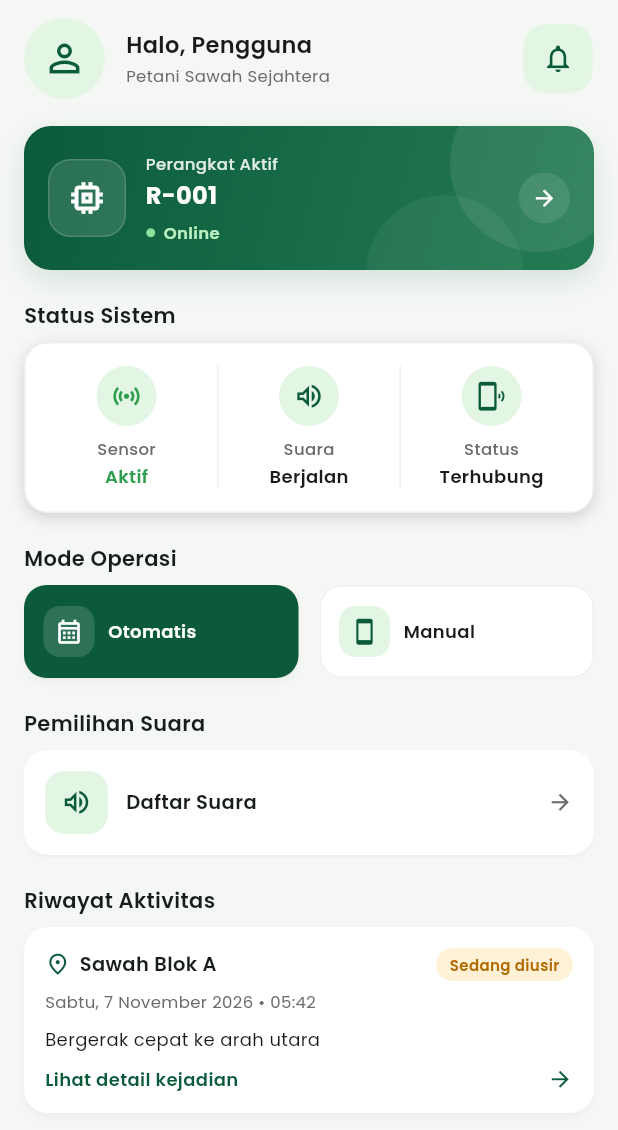
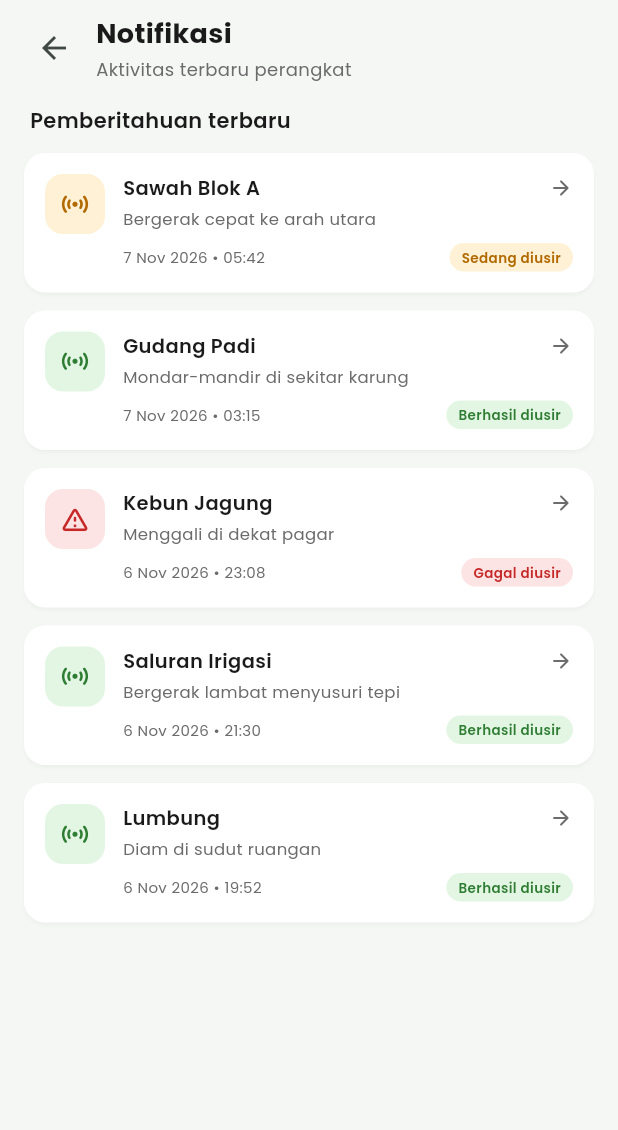
Before and after one commit to sabilanursakila/SagaTani, a Flutter app: the HomeScreen screen opened directly, after a tap on the "notifications none" icon, on a phone screen of 412 x 824 dp. Shown: the top 1130 px of the screen. Run offline on Flutter 3.47's test engine with Material 3 defaults, Android fonts, the phone set to English and light mode, and no system bars; our stand-ins replace google_sign_in, share_plus; missing offline and left inert: mobile_scanner.

Commit message:
perbaikan fitur dan bug di darkmode

```diff
--- a/lib/models/rat_activity.dart
+++ b/lib/models/rat_activity.dart
@@ -11,6 +11,26 @@ enum RepelStatus {
   final Color fg;
   final Color bg;
   const RepelStatus(this.label, this.fg, this.bg);
+}
+
+extension RepelStatusTheme on RepelStatus {
+  Color foregroundFor(BuildContext context) {
+    if (Theme.of(context).brightness != Brightness.dark) return fg;
+    return switch (this) {
+      RepelStatus.berhasil => const Color(0xFF8BE09B),
+      RepelStatus.proses => const Color(0xFFFFD180),
+      RepelStatus.gagal => const Color(0xFFFF8A80),
+    };
+  }
+
+  Color backgroundFor(BuildContext context) {
+    if (Theme.of(context).brightness != Brightness.dark) return bg;
+    return switch (this) {
+      RepelStatus.berhasil => const Color(0xFF1D3828),
+      RepelStatus.proses => const Color(0xFF3A301F),
+      RepelStatus.gagal => const Color(0xFF3A2525),
+    };
+  }
 }
 
 /// Satu catatan aktivitas tikus.
--- a/lib/screens/activity_detail_screen.dart
+++ b/lib/screens/activity_detail_screen.dart
@@ -98,13 +98,13 @@ class ActivityDetailScreen extends StatelessWidget {
                       vertical: 6,
                     ),
                     decoration: BoxDecoration(
-                      color: activity.status.bg,
+                      color: activity.status.backgroundFor(context),
                       borderRadius: BorderRadius.circular(20),
                     ),
                     child: Text(
                       L.t(activity.status.label),
                       style: TextStyle(
-                        color: activity.status.fg,
+                        color: activity.status.foregroundFor(context),
                         fontSize: 12,
                         fontWeight: FontWeight.w600,
                       ),
--- a/lib/screens/device_list_screen.dart
+++ b/lib/screens/device_list_screen.dart
@@ -109,7 +109,7 @@ class DeviceListScreen extends StatelessWidget {
                               vertical: 5,
                             ),
                             decoration: BoxDecoration(
-                              color: const Color(0xFFE3F6E4),
+                              color: context.softBg,
                               borderRadius: BorderRadius.circular(20),
                             ),
                             child: Row(
@@ -121,10 +121,10 @@ class DeviceListScreen extends StatelessWidget {
                                   color: AppColors.online,
                                 ),
                                 const SizedBox(width: 5),
-                                const Tr(
+                                Tr(
                                   'Online',
                                   style: TextStyle(
-                                    color: Color(0xFF28783A),
+                                    color: context.accent,
                                     fontSize: 11,
                                     fontWeight: FontWeight.w600,
                                   ),
--- a/lib/screens/home_screen.dart
+++ b/lib/screens/home_screen.dart
@@ -7,6 +7,7 @@ import '../theme/app_theme.dart';
 import '../utils/l10n.dart';
 import '../widgets/tr.dart';
 import 'activity_detail_screen.dart';
+import 'notifications_screen.dart';
 import 'sound_selection_screen.dart';
 
 class HomeScreen extends StatefulWidget {
@@ -60,6 +61,12 @@ class _HomeScreenState extends State<HomeScreen> {
 
   String _fullText(DateTime d) =>
       '${_dayName(d)}, ${d.day} ${_monthName(d)} ${d.year} • ${_timeText(d)}';
+
+  void _openNotifications() {
+    Navigator.of(context).push(
+      MaterialPageRoute(builder: (_) => const NotificationsScreen()),
+    );
+  }
 
   @override
   Widget build(BuildContext context) {
@@ -133,7 +140,7 @@ class _HomeScreenState extends State<HomeScreen> {
               ),
             ),
             IconButton(
-              onPressed: () {}, // TODO: notifikasi
+              onPressed: _openNotifications,
               tooltip: L.t('Notifikasi'),
               style: IconButton.styleFrom(
                 backgroundColor: context.softBg,
@@ -332,7 +339,9 @@ class _HomeScreenState extends State<HomeScreen> {
       final selected = _mode == index;
       return Expanded(
         child: Material(
-          color: selected ? AppColors.primary : context.cardBg,
+          color: selected
+              ? (context.isDark ? AppPalette.darkAccent : AppColors.primary)
+              : context.cardBg,
           borderRadius: BorderRadius.circular(15),
           elevation: selected ? 2 : 0,
           shadowColor: AppColors.shadow,
@@ -368,7 +377,9 @@ class _HomeScreenState extends State<HomeScreen> {
                     child: Icon(
                       icon,
                       size: 19,
-                      color: selected ? Colors.white : context.accent,
+                      color: selected
+                          ? (context.isDark ? AppPalette.darkBg : Colors.white)
+                          : context.accent,
                     ),
                   ),
                   const SizedBox(width: 9),
@@ -380,7 +391,11 @@ class _HomeScreenState extends State<HomeScreen> {
                       style: TextStyle(
                         fontSize: 12,
                         fontWeight: FontWeight.w600,
-                        color: selected ? Colors.white : context.textMain,
+                        color: selected
+                            ? (context.isDark
+                                ? AppPalette.darkBg
+                                : Colors.white)
+                            : context.textMain,
                       ),
                     ),
                   ),
@@ -423,16 +438,15 @@ class _HomeScreenState extends State<HomeScreen> {
                     const EdgeInsets.symmetric(horizontal: 14, vertical: 12),
                 child: Row(
                   children: [
-                    const Icon(Icons.schedule,
-                        size: 18, color: AppColors.primary),
+                    Icon(Icons.schedule, size: 18, color: context.accent),
                     const SizedBox(width: 10),
                     Expanded(
                       child: Column(
                         crossAxisAlignment: CrossAxisAlignment.start,
                         children: [
                           Text(_t('Jadwal manual', 'Manual schedule'),
-                              style: const TextStyle(
-                                  fontSize: 11, color: AppColors.textMuted)),
+                              style: TextStyle(
+                                  fontSize: 11, color: context.textSub)),
                           const SizedBox(height: 2),
                           Text(_fullText(t),
                               style: const TextStyle(
@@ -440,8 +454,8 @@ class _HomeScreenState extends State<HomeScreen> {
                         ],
                       ),
                     ),
-                    const Icon(Icons.edit_outlined,
-                        size: 16, color: AppColors.textMuted),
+                    Icon(Icons.edit_outlined,
+                        size: 16, color: context.textSub),
                   ],
                 ),
               ),
@@ -538,7 +552,7 @@ class _HomeScreenState extends State<HomeScreen> {
                     isPast ? null : () => Navigator.of(ctx).pop(chosen),
                 child: Text(_t('Simpan', 'Save'),
                     style: TextStyle(
-                        color: isPast ? null : AppColors.primary)),
+                        color: isPast ? null : ctx.accent)),
               ),
             ],
           );
@@ -564,20 +578,21 @@ class _HomeScreenState extends State<HomeScreen> {
       child: Container(
         padding: const EdgeInsets.symmetric(horizontal: 12, vertical: 10),
         decoration: BoxDecoration(
-          border: Border.all(color: AppColors.border),
+          color: context.cardBg,
+          border: Border.all(color: context.lineColor),
           borderRadius: BorderRadius.circular(8),
         ),
         child: Row(
           children: [
-            Icon(icon, size: 18, color: AppColors.primary),
+            Icon(icon, size: 18, color: context.accent),
             const SizedBox(width: 10),
             Expanded(
               child: Column(
                 crossAxisAlignment: CrossAxisAlignment.start,
                 children: [
                   Text(label,
-                      style: const TextStyle(
-                          fontSize: 11, color: AppColors.textMuted)),
+                      style: TextStyle(
+                          fontSize: 11, color: context.textSub)),
                   const SizedBox(height: 1),
                   Text(value,
                       style: const TextStyle(
@@ -585,8 +600,7 @@ class _HomeScreenState extends State<HomeScreen> {
                 ],
               ),
             ),
-            const Icon(Icons.chevron_right,
-                size: 18, color: AppColors.textMuted),
+            Icon(Icons.chevron_right, size: 18, color: context.textSub),
           ],
         ),
       ),
@@ -599,7 +613,7 @@ class _HomeScreenState extends State<HomeScreen> {
       child: Column(
         children: [
           Text(label,
-              style: const TextStyle(fontSize: 11, color: AppColors.textMuted)),
+              style: TextStyle(fontSize: 11, color: context.textSub)),
           const SizedBox(height: 2),
           Text(value,
               textAlign: TextAlign.center,
@@ -657,18 +671,18 @@ class _HomeScreenState extends State<HomeScreen> {
   /// Ringkasan kejadian terbaru; detailnya dibuka sebagai halaman terpisah.
   Widget _history() {
     final activity = sampleRatActivities.first;
+    void openDetails() => Navigator.of(context).push(
+          MaterialPageRoute(
+            builder: (_) => ActivityDetailScreen(activity: activity),
+          ),
+        );
+
     return Material(
       color: context.cardBg,
       borderRadius: BorderRadius.circular(16),
       elevation: 2,
       shadowColor: AppColors.shadow,
       clipBehavior: Clip.antiAlias,
-      child: InkWell(
-        onTap: () => Navigator.of(context).push(
-          MaterialPageRoute(
-            builder: (_) => ActivityDetailScreen(activity: activity),
-          ),
-        ),
       child: Padding(
         padding: const EdgeInsets.all(14),
         child: Column(
@@ -693,13 +707,13 @@ class _HomeScreenState extends State<HomeScreen> {
                   padding:
                       const EdgeInsets.symmetric(horizontal: 9, vertical: 4),
                   decoration: BoxDecoration(
-                      color: activity.status.bg,
+                      color: activity.status.backgroundFor(context),
                     borderRadius: BorderRadius.circular(16),
                   ),
                   child: Text(
                     L.t(activity.status.label),
                     style: TextStyle(
-                        color: activity.status.fg,
+                      color: activity.status.foregroundFor(context),
                       fontSize: 10,
                       fontWeight: FontWeight.w600,
                     ),
@@ -720,7 +734,18 @@ class _HomeScreenState extends State<HomeScreen> {
               style: TextStyle(color: context.textMain, fontSize: 12),
             ),
             Padding(
-                padding: const EdgeInsets.only(top: 10),
+              padding: const EdgeInsets.symmetric(vertical: 11),
+              child: Divider(height: 1, color: context.lineColor),
+            ),
+            Material(
+              color: context.softBg,
+              borderRadius: BorderRadius.circular(12),
+              child: InkWell(
+                onTap: openDetails,
+                borderRadius: BorderRadius.circular(12),
+                child: Padding(
+                  padding:
+                      const EdgeInsets.symmetric(horizontal: 13, vertical: 11),
                   child: Row(
                     children: [
                       Expanded(
@@ -733,13 +758,14 @@ class _HomeScreenState extends State<HomeScreen> {
                           ),
                         ),
                       ),
-                    Icon(Icons.arrow_forward,
-                        size: 17, color: context.accent),
+                      Icon(Icons.arrow_forward_rounded,
+                          size: 18, color: context.accent),
                     ],
                   ),
                 ),
+              ),
+            ),
           ],
-          ),
         ),
       ),
     );
--- a/lib/screens/login_screen.dart
+++ b/lib/screens/login_screen.dart
@@ -156,7 +156,7 @@ class _LoginScreenState extends State<LoginScreen> {
       errorStyle: const TextStyle(fontSize: 10, color: red, height: 1.2),
       errorMaxLines: 2,
       enabledBorder: outline(_borderColor),
-      focusedBorder: outline(AppColors.primary),
+      focusedBorder: outline(_titleColor),
       errorBorder: outline(red),
       focusedErrorBorder: outline(red),
     );
@@ -340,7 +340,7 @@ class _LoginScreenState extends State<LoginScreen> {
                                     height: 24,
                                     child: Checkbox(
                                       value: _remember,
-                                      activeColor: AppColors.primary,
+                                      activeColor: _titleColor,
                                       side: BorderSide(color: _borderColor),
                                       onChanged: (v) => setState(
                                           () => _remember = v ?? false),
--- /dev/null
+++ b/lib/screens/notifications_screen.dart
@@ -0,0 +1,219 @@
+import 'package:flutter/material.dart';
+
+import '../models/rat_activity.dart';
+import '../theme/app_theme.dart';
+import '../utils/l10n.dart';
+import '../widgets/tr.dart';
+import 'activity_detail_screen.dart';
+
+/// Pusat notifikasi dalam aplikasi, saat ini mengambil kejadian terbaru.
+class NotificationsScreen extends StatelessWidget {
+  const NotificationsScreen({super.key});
+
+  static const _months = [
+    'Jan', 'Feb', 'Mar', 'Apr', 'Mei', 'Jun',
+    'Jul', 'Agu', 'Sep', 'Okt', 'Nov', 'Des',
+  ];
+
+  String _two(int value) => value.toString().padLeft(2, '0');
+
+  String _dateTime(DateTime value) =>
+      '${value.day} ${L.t(_months[value.month - 1])} ${value.year} • '
+      '${_two(value.hour)}:${_two(value.minute)}';
+
+  @override
+  Widget build(BuildContext context) {
+    final activities = sampleRatActivities.take(5).toList();
+
+    return Scaffold(
+      backgroundColor: context.pageBg,
+      body: SafeArea(
+        child: Column(
+          crossAxisAlignment: CrossAxisAlignment.start,
+          children: [
+            Padding(
+              padding: const EdgeInsets.fromLTRB(12, 8, 20, 14),
+              child: Row(
+                children: [
+                  IconButton(
+                    tooltip: L.t('Kembali'),
+                    onPressed: () => Navigator.of(context).maybePop(),
+                    icon: const Icon(Icons.arrow_back),
+                  ),
+                  const SizedBox(width: 4),
+                  Expanded(
+                    child: Column(
+                      crossAxisAlignment: CrossAxisAlignment.start,
+                      children: [
+                        Tr(
+                          'Notifikasi',
+                          style: TextStyle(
+                            color: context.textMain,
+                            fontSize: 18,
+                            fontWeight: FontWeight.w700,
+                          ),
+                        ),
+                        const SizedBox(height: 2),
+                        Tr(
+                          'Aktivitas terbaru perangkat',
+                          style: TextStyle(
+                            color: context.textSub,
+                            fontSize: 12,
+                          ),
+                        ),
+                      ],
+                    ),
+                  ),
+                ],
+              ),
+            ),
+            Padding(
+              padding: const EdgeInsets.fromLTRB(20, 0, 20, 10),
+              child: Tr(
+                'Pemberitahuan terbaru',
+                style: TextStyle(
+                  color: context.textMain,
+                  fontSize: 14,
+                  fontWeight: FontWeight.w600,
+                ),
+              ),
+            ),
+            Expanded(
+              child: activities.isEmpty
+                  ? Center(
+                      child: Padding(
+                        padding: const EdgeInsets.all(32),
+                        child: Column(
+                          mainAxisSize: MainAxisSize.min,
+                          children: [
+                            Icon(Icons.notifications_none_rounded,
+                                size: 42, color: context.textSub),
+                            const SizedBox(height: 10),
+                            Tr(
+                              'Belum ada notifikasi',
+                              style: TextStyle(
+                                color: context.textSub,
+                                fontSize: 13,
+                              ),
+                            ),
+                          ],
+                        ),
+                      ),
+                    )
+                  : ListView.separated(
+                      padding: const EdgeInsets.fromLTRB(16, 2, 16, 24),
+                      itemCount: activities.length,
+                      separatorBuilder: (_, __) => const SizedBox(height: 12),
+                      itemBuilder: (context, index) =>
+                          _notificationCard(context, activities[index]),
+                    ),
+            ),
+          ],
+        ),
+      ),
+    );
+  }
+
+  Widget _notificationCard(BuildContext context, RatActivity activity) {
+    return Material(
+      color: context.cardBg,
+      borderRadius: BorderRadius.circular(14),
+      elevation: 1,
+      shadowColor: AppColors.shadow,
+      clipBehavior: Clip.antiAlias,
+      child: InkWell(
+        borderRadius: BorderRadius.circular(14),
+        onTap: () => Navigator.of(context).push(
+          MaterialPageRoute(
+            builder: (_) => ActivityDetailScreen(activity: activity),
+          ),
+        ),
+        child: Padding(
+          padding: const EdgeInsets.all(14),
+          child: Row(
+            crossAxisAlignment: CrossAxisAlignment.start,
+            children: [
+              Container(
+                width: 40,
+                height: 40,
+                decoration: BoxDecoration(
+                  color: activity.status.backgroundFor(context),
+                  borderRadius: BorderRadius.circular(12),
+                ),
+                child: Icon(
+                  activity.status == RepelStatus.gagal
+                      ? Icons.warning_amber_rounded
+                      : Icons.sensors_rounded,
+                  color: activity.status.foregroundFor(context),
+                  size: 21,
+                ),
+              ),
+              const SizedBox(width: 12),
+              Expanded(
+                child: Column(
+                  crossAxisAlignment: CrossAxisAlignment.start,
+                  children: [
+                    Row(
+                      children: [
+                        Expanded(
+                          child: Tr(
+                            activity.location,
+                            maxLines: 1,
+                            overflow: TextOverflow.ellipsis,
+                            style: TextStyle(
+                              color: context.textMain,
+                              fontSize: 13,
+                              fontWeight: FontWeight.w600,
+                            ),
+                          ),
+                        ),
+                        const SizedBox(width: 8),
+                        Icon(Icons.arrow_forward_rounded,
+                            size: 16, color: context.textSub),
+                      ],
+                    ),
+                    const SizedBox(height: 3),
+                    Tr(
+                      activity.movement,
+                      maxLines: 2,
+                      overflow: TextOverflow.ellipsis,
+                      style: TextStyle(color: context.textSub, fontSize: 11),
+                    ),
+                    const SizedBox(height: 8),
+                    Row(
+                      children: [
+                        Expanded(
+                          child: Text(
+                            _dateTime(activity.time),
+                            style: TextStyle(
+                                color: context.textSub, fontSize: 10),
+                          ),
+                        ),
+                        Container(
+                          padding: const EdgeInsets.symmetric(
+                              horizontal: 8, vertical: 3),
+                          decoration: BoxDecoration(
+                            color: activity.status.backgroundFor(context),
+                            borderRadius: BorderRadius.circular(20),
+                          ),
+                          child: Text(
+                            L.t(activity.status.label),
+                            style: TextStyle(
+                              color: activity.status.foregroundFor(context),
+                              fontSize: 9,
+                              fontWeight: FontWeight.w600,
+                            ),
+                          ),
+                        ),
+                      ],
+                    ),
+                  ],
+                ),
+              ),
+            ],
+          ),
+        ),
+      ),
+    );
+  }
+}
--- a/lib/screens/register_screen.dart
+++ b/lib/screens/register_screen.dart
@@ -120,7 +120,7 @@ class _RegisterScreenState extends State<RegisterScreen> {
       errorStyle: const TextStyle(fontSize: 10, color: red, height: 1.2),
       errorMaxLines: 2,
       enabledBorder: outline(_borderColor),
-      focusedBorder: outline(AppColors.primary),
+      focusedBorder: outline(_titleColor),
       errorBorder: outline(red),
       focusedErrorBorder: outline(red),
     );
--- a/lib/screens/sound_selection_screen.dart
+++ b/lib/screens/sound_selection_screen.dart
@@ -205,9 +205,9 @@ class _SoundSelectionScreenState extends State<SoundSelectionScreen> {
               child: Container(
                 width: 10,
                 height: 10,
-                decoration: const BoxDecoration(
+                decoration: BoxDecoration(
                   shape: BoxShape.circle,
-                  color: AppColors.primary,
+                  color: context.accent,
                 ),
               ),
             )
--- a/lib/utils/l10n.dart
+++ b/lib/utils/l10n.dart
@@ -23,6 +23,9 @@ class L {
     'Beranda': 'Home',
     'Perangkat': 'Device',
     'Akun': 'Account',
+    'Aktivitas terbaru perangkat': 'Latest device activity',
+    'Pemberitahuan terbaru': 'Recent notifications',
+    'Belum ada notifikasi': 'No notifications yet',
     'Scan': 'Scan',
     'Scan Perangkat': 'Scan Device',
     'Arahkan kamera ke QR perangkat': 'Point the camera at the device QR code',
```
Also changed, not shown: lib/screens/onboarding_screen.dart (+8 -4 lines), lib/screens/riwayat_screen.dart (+47 -38 lines), lib/screens/settings_screen.dart (+105 -38 lines). Lines whose indentation alone changed are shown as unchanged.
